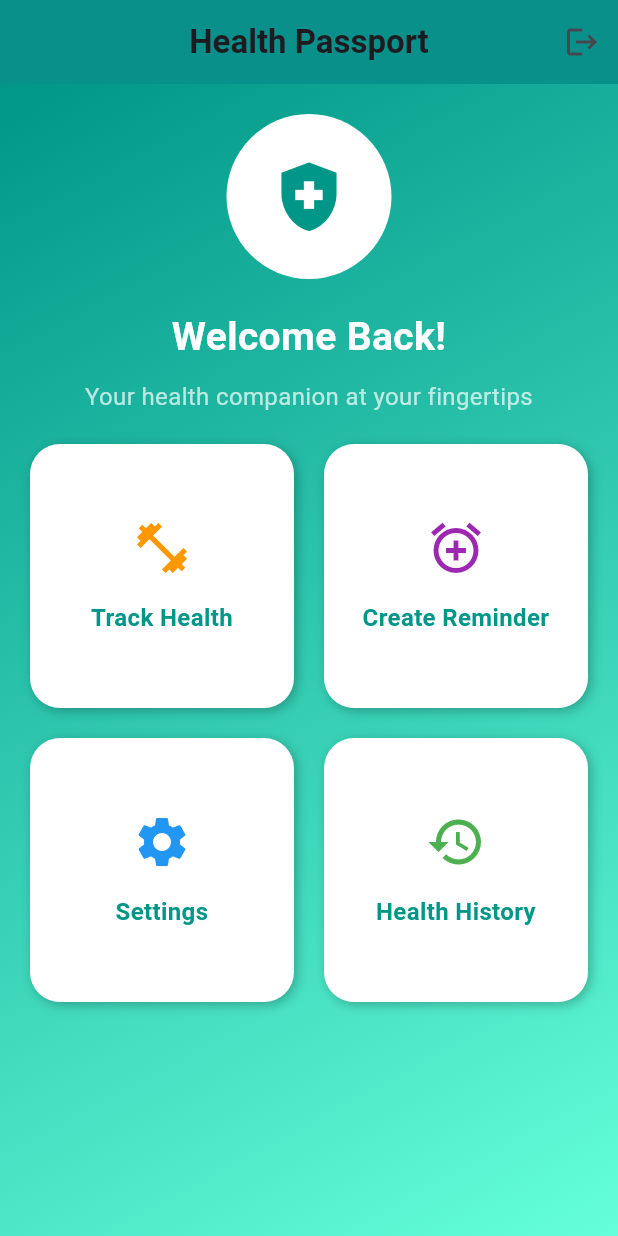
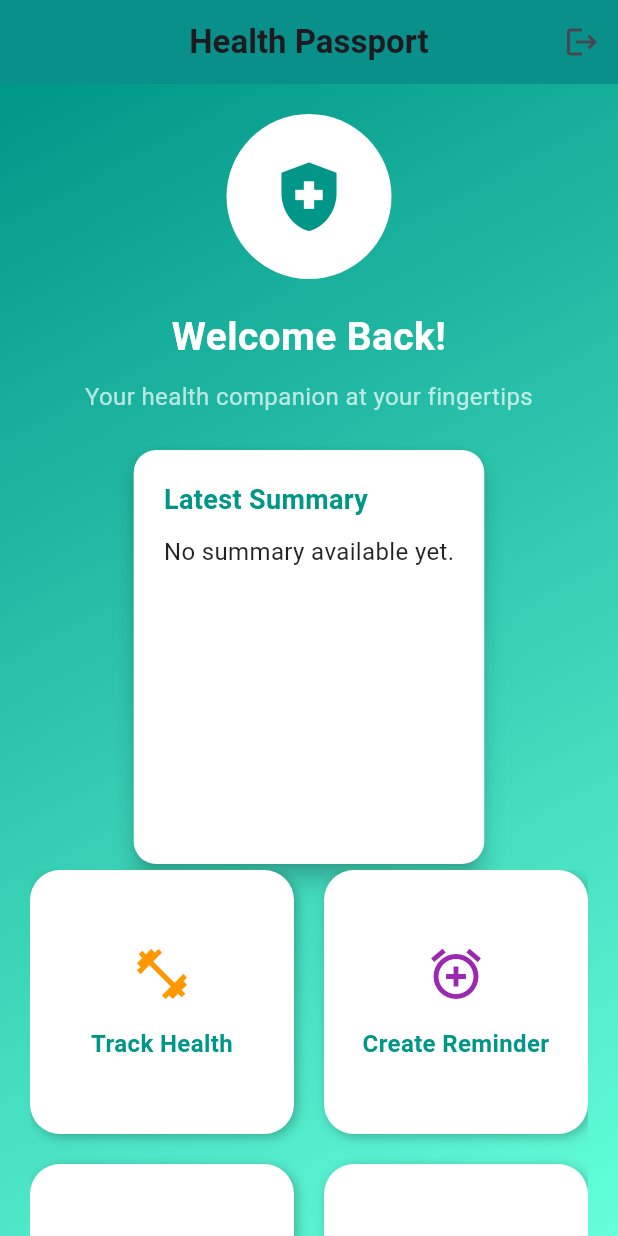
Before and after one commit to Nikhil-1426/TravelShield, a Flutter app: the HomePage screen opened directly with empty values, on a phone screen of 412 x 824 dp. Run offline on Flutter 3.47's test engine with Material 3 defaults, Android fonts, the phone set to English and light mode, and no system bars; our stand-ins replace cloud_firestore, firebase_auth, firebase_core, shared_preferences; accounts and stored records are empty.

Commit message:
Added Profile Summary Feature

```diff
--- a/lib/home_page.dart
+++ b/lib/home_page.dart
@@ -1,13 +1,57 @@
 import 'package:flutter/material.dart';
+import 'package:cloud_firestore/cloud_firestore.dart';
 import 'track_health_page.dart';
 import 'create_reminder_page.dart';
 import 'settings_page.dart';
 import 'health_history_page.dart';
 
-class HomePage extends StatelessWidget {
+class HomePage extends StatefulWidget {
   final String uid;
 
   const HomePage({Key? key, required this.uid}) : super(key: key);
+
+  @override
+  _HomePageState createState() => _HomePageState();
+}
+
+class _HomePageState extends State<HomePage> {
+  String? summaryText; // To store the fetched summary
+  bool isLoadingSummary = true; // To show a loading indicator
+
+  @override
+  void initState() {
+    super.initState();
+    _fetchSummary();
+  }
+
+  Future<void> _fetchSummary() async {
+    try {
+      final snapshot = await FirebaseFirestore.instance
+          .collection('users')
+          .doc(widget.uid)
+          .collection('summaries')
+          .orderBy('generatedAt', descending: true)
+          .limit(1)
+          .get();
+
+      if (snapshot.docs.isNotEmpty) {
+        setState(() {
+          summaryText = snapshot.docs.first['summary'] as String;
+          isLoadingSummary = false;
+        });
+      } else {
+        setState(() {
+          summaryText = "No summary available yet.";
+          isLoadingSummary = false;
+        });
+      }
+    } catch (e) {
+      setState(() {
+        summaryText = "Failed to load summary.";
+        isLoadingSummary = false;
+      });
+    }
+  }
 
   @override
   Widget build(BuildContext context) {
@@ -77,6 +121,54 @@ class HomePage extends StatelessWidget {
                   ],
                 ),
               ),
+              // Summary Section
+              if (isLoadingSummary)
+                Padding(
+                  padding: const EdgeInsets.all(20.0),
+                  child: CircularProgressIndicator(
+                    valueColor: AlwaysStoppedAnimation(Colors.white),
+                  ),
+                )
+              else
+                Padding(
+                  padding: const EdgeInsets.symmetric(horizontal: 20.0),
+                  child: Card(
+                    color: Colors.white,
+                    shape: RoundedRectangleBorder(
+                      borderRadius: BorderRadius.circular(15),
+                    ),
+                    elevation: 6,
+                    child: Padding(
+                      padding: const EdgeInsets.all(20.0),
+                      child: Column(
+                        crossAxisAlignment: CrossAxisAlignment.start,
+                        children: [
+                          Text(
+                            'Latest Summary',
+                            style: TextStyle(
+                              fontSize: 18,
+                              fontWeight: FontWeight.bold,
+                              color: Colors.teal,
+                            ),
+                          ),
+                          SizedBox(height: 10),
+                          Container(
+                            height: 200, // Adjust height as needed
+                            child: SingleChildScrollView(
+                              child: Text(
+                                summaryText ?? 'No summary available.',
+                                style: TextStyle(
+                                  fontSize: 16,
+                                  color: Colors.black87,
+                                ),
+                              ),
+                            ),
+                          ),
+                        ],
+                      ),
+                    ),
+                  ),
+                ),
               Expanded(
                 child: Padding(
                   padding: const EdgeInsets.symmetric(horizontal: 20.0),
@@ -97,7 +189,7 @@ class HomePage extends StatelessWidget {
                         title: 'Create Reminder',
                         icon: Icons.alarm_add,
                         color: Colors.purple,
-                        destination: CreateReminderPage(uid: uid), // Pass UID
+                        destination: CreateReminderPage(uid: widget.uid),
                       ),
                       _buildFeatureCard(
                         context,
```
Also changed, not shown: lib/dynamic_questionnaire.dart (+46 -1 lines), 1 other file.
